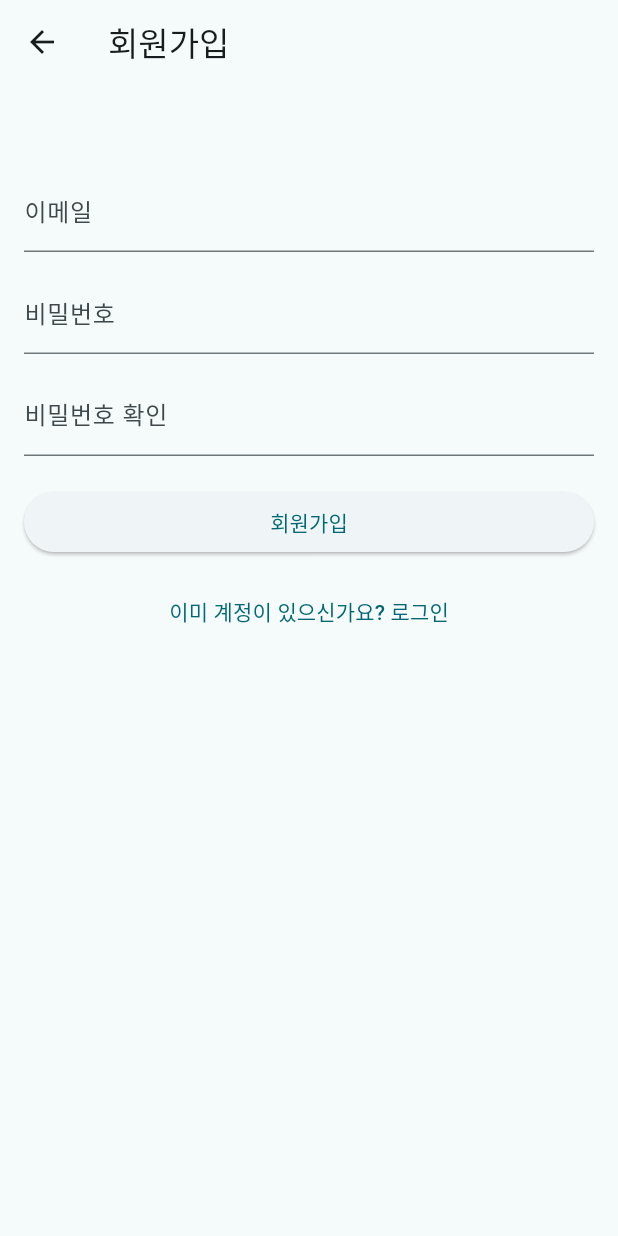
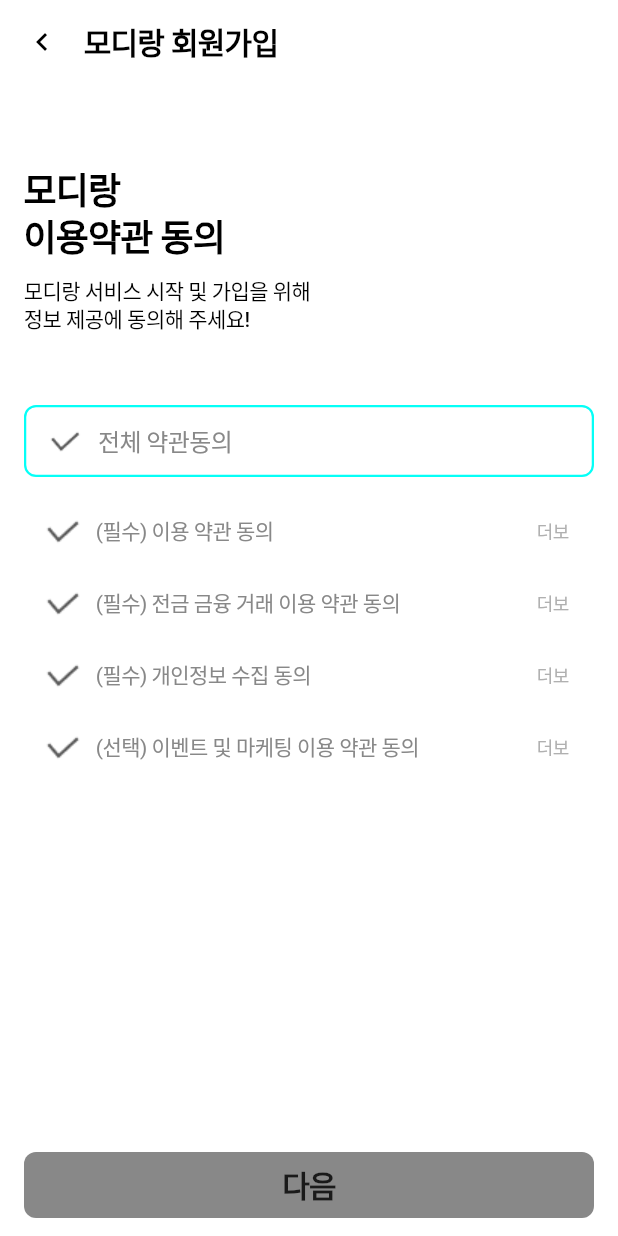
Before and after one commit to hdachan/Modir_map_platform_front, a Flutter app: the screen it shows after launch, after a tap on "회원가입", on a phone screen of 412 x 824 dp. Run offline on Flutter 3.47's test engine with Material 3 defaults, Android fonts, the phone set to English and light mode, and no system bars; our stand-ins replace firebase_core, flutter_svg, go_router, image_picker, shared_preferences, supabase_flutter; accounts and stored records are empty; generated files the repository leaves out were written again; Roboto replaces fonts that are missing (Pretendard); project files that could hold a hidden picture were left out.

Commit message:
20250504 동의화면 추가

```diff
--- /dev/null
+++ b/lib/mvvm/Auth/views/agree_screen.dart
@@ -0,0 +1,358 @@
+import 'package:flutter/material.dart';
+import 'package:go_router/go_router.dart';
+import 'package:path/path.dart';
+import 'package:url_launcher/url_launcher.dart';
+
+import 'package:go_router/go_router.dart';
+import '../../Mypage/widget/mypage_widget.dart';
+
+class AgreePage extends StatefulWidget {
+  const AgreePage({super.key});
+
+  @override
+  _AgreePageState createState() => _AgreePageState();
+}
+
+class _AgreePageState extends State<AgreePage> {
+  bool agreeToAllTerms = false; // 전체 동의
+  bool agreeToRequiredTerms1 = false; // (필수) 이용 약관 동의
+  bool agreeToRequiredTerms2 = false; // (필수) 전금 금융 거래 이용 약관 동의
+  bool agreeToRequiredTerms3 = false; // (필수) 개인정보 수집 동의
+  bool agreeToSelectTerms = false; // (선택) 이벤트 및 마케팅 이용 약관 동의
+  bool isButtonPressed = false; // 다음 버튼 활성화 여부
+
+  // 전체 동의 처리 메서드
+  void _toggleAgreement() {
+    setState(() {
+      agreeToAllTerms = !agreeToAllTerms;
+      agreeToRequiredTerms1 = agreeToAllTerms;
+      agreeToRequiredTerms2 = agreeToAllTerms;
+      agreeToRequiredTerms3 = agreeToAllTerms;
+      agreeToSelectTerms = agreeToAllTerms;
+      isButtonPressed = agreeToAllTerms; // 전체 동의 시 버튼 활성화
+    });
+  }
+
+  // (필수) 이용 약관 동의 메서드
+  void _toggleTermsAgreement() {
+    setState(() {
+      agreeToRequiredTerms1 = !agreeToRequiredTerms1;
+      isButtonPressed = agreeToRequiredTerms1 && agreeToRequiredTerms2 && agreeToRequiredTerms3;
+      agreeToAllTerms = agreeToRequiredTerms1 && agreeToRequiredTerms2 && agreeToRequiredTerms3 && agreeToSelectTerms;
+    });
+  }
+
+  // (필수) 전금 금융 거래 이용 약관 동의 메서드
+  void _toggleTermsAgreement1() {
+    setState(() {
+      agreeToRequiredTerms2 = !agreeToRequiredTerms2;
+      isButtonPressed = agreeToRequiredTerms1 && agreeToRequiredTerms2 && agreeToRequiredTerms3;
+      agreeToAllTerms = agreeToRequiredTerms1 && agreeToRequiredTerms2 && agreeToRequiredTerms3 && agreeToSelectTerms;
+    });
+  }
+
+  // (필수) 개인정보 수집 동의 메서드
+  void _toggleTermsAgreement2() {
+    setState(() {
+      agreeToRequiredTerms3 = !agreeToRequiredTerms3;
+      isButtonPressed = agreeToRequiredTerms1 && agreeToRequiredTerms2 && agreeToRequiredTerms3;
+      agreeToAllTerms = agreeToRequiredTerms1 && agreeToRequiredTerms2 && agreeToRequiredTerms3 && agreeToSelectTerms;
+    });
+  }
+
+  // (선택) 이벤트 및 마케팅 이용 약관 동의 메서드
+  void _toggleSelectTerms() {
+    setState(() {
+      agreeToSelectTerms = !agreeToSelectTerms;
+      agreeToAllTerms = agreeToRequiredTerms1 && agreeToRequiredTerms2 && agreeToRequiredTerms3 && agreeToSelectTerms;
+    });
+  }
+
+  @override
+  Widget build(BuildContext context) {
+    return Scaffold(
+      backgroundColor: Colors.white,
+      body: SafeArea(
+        child: Center(
+          child: ConstrainedBox(
+            constraints: const BoxConstraints(maxWidth: 600),
+            child: Column(
+              children: [
+                CustomAppBar(title: '모디랑 회원가입', context: context),
+                Expanded(
+                  child: Center(
+                    child: LayoutBuilder(
+                      builder: (context, constraints) {
+                        return Container(
+                          padding: const EdgeInsets.only(top: 54, right: 16, left: 16),
+                          child: Column(
+                            mainAxisAlignment: MainAxisAlignment.start,
+                            crossAxisAlignment: CrossAxisAlignment.start,
+                            children: [
+                              const Text(
+                                '모디랑\n이용약관 동의',
+                                textAlign: TextAlign.left,
+                                style: TextStyle(
+                                  color: Colors.black,
+                                  fontSize: 24,
+                                  fontFamily: 'Pretendard',
+                                  fontWeight: FontWeight.w700,
+                                  height: 1.3,
+                                  letterSpacing: -0.6,
+                                ),
+                              ),
+                              const SizedBox(height: 10),
+                              const Text(
+                                '모디랑 서비스 시작 및 가입을 위해\n정보 제공에 동의해 주세요!',
+                                textAlign: TextAlign.left,
+                                style: TextStyle(
+                                  color: Colors.black,
+                                  fontSize: 14,
+                                  fontFamily: 'Pretendard',
+                                  fontWeight: FontWeight.w500,
+                                  height: 1.3,
+                                  letterSpacing: -0.35,
+                                ),
+                              ),
+                              const SizedBox(height: 48),
+                              InkWell(
+                                onTap: _toggleAgreement,
+                                child: Container(
+                                  height: 48,
+                                  decoration: BoxDecoration(
+                                    color: agreeToAllTerms ? const Color(0xFF05FFF7) : Colors.transparent,
+                                    border: Border.all(
+                                      width: 1.5,
+                                      color: Color(0xFF05FFF7),
+                                    ),
+                                    borderRadius: BorderRadius.circular(8),
+                                  ),
+                                  child: Padding(
+                                    padding: const EdgeInsets.symmetric(vertical: 10, horizontal: 12),
+                                    child: Row(
+                                      children: [
+                                        Container(
+                                          width: 28,
+                                          height: 28,
+                                          decoration: BoxDecoration(
+                                            image: DecorationImage(
+                                              image: AssetImage(
+                                                agreeToAllTerms
+                                                    ? 'assets/image/checkOn_icon.png'
+                                                    : 'assets/image/Oncheck_icon.png',
+                                              ),
+                                            ),
+                                          ),
+                                        ),
+                                        const SizedBox(width: 8),
+                                        Text(
+                                          '전체 약관동의',
+                                          style: TextStyle(
+                                            color: agreeToAllTerms ? const Color(0xFF242424) : const Color(0xFF888888),
+                                            fontSize: 16,
+                                            fontFamily: 'Pretendard',
+                                            fontWeight: FontWeight.w500,
+                                            height: 1.0,
+                                            letterSpacing: -0.40,
+                                          ),
+                                        ),
+                                      ],
+                                    ),
+                                  ),
+                                ),
+                              ),
+                              const SizedBox(height: 12),
+                              Row(
+                                children: [
+                                  AgreementButton(
+                                    isAgreed: agreeToRequiredTerms1,
+                                    text: '(필수) 이용 약관 동의',
+                                    checkedImage: 'assets/image/check_icon.png',
+                                    uncheckedImage: 'assets/image/Oncheck_icon.png',
+                                    onTap: _toggleTermsAgreement,
+                                  ),
+                                  MoreButton(context),
+                                ],
+                              ),
+                              Row(
+                                children: [
+                                  AgreementButton(
+                                    isAgreed: agreeToRequiredTerms2,
+                                    text: '(필수) 전금 금융 거래 이용 약관 동의',
+                                    checkedImage: 'assets/image/check_icon.png',
+                                    uncheckedImage: 'assets/image/Oncheck_icon.png',
+                                    onTap: _toggleTermsAgreement1,
+                                  ),
+                                  MoreButton(context),
+                                ],
+                              ),
+                              Row(
+                                children: [
+                                  AgreementButton(
+                                    isAgreed: agreeToRequiredTerms3,
+                                    text: '(필수) 개인정보 수집 동의',
+                                    checkedImage: 'assets/image/check_icon.png',
+                                    uncheckedImage: 'assets/image/Oncheck_icon.png',
+                                    onTap: _toggleTermsAgreement2,
+                                  ),
+                                  MoreButton(context),
+                                ],
+                              ),
+                              Row(
+                                children: [
+                                  AgreementButton(
+                                    isAgreed: agreeToSelectTerms,
+                                    text: '(선택) 이벤트 및 마케팅 이용 약관 동의',
+                                    checkedImage: 'assets/image/check_icon.png',
+                                    uncheckedImage: 'assets/image/Oncheck_icon.png',
+                                    onTap: _toggleSelectTerms,
+                                  ),
+                                  MoreButton(context),
+                                ],
+                              ),
+                            ],
+                          ),
+                        );
+                      },
+                    ),
+                  ),
+                ),
+              ],
+            ),
+          ),
+        ),
+      ),
+      bottomNavigationBar: bottomBar(isButtonPressed, context),
+    );
+  }
+}
+
+Widget bottomBar(bool isButtonPressed, BuildContext context) {
+  return Container(
+    height: 68,
+    child: Center(
+      child: ConstrainedBox(
+        constraints: const BoxConstraints(maxWidth: 600),
+        child: Container(
+          padding: const EdgeInsets.symmetric(vertical: 12, horizontal: 16),
+          child: Row(
+            mainAxisAlignment: MainAxisAlignment.center,
+            children: [
+              Expanded(
+                child: MaterialButton(
+                  onPressed: isButtonPressed
+                      ? () {
+                    context.go('/login/agree/signup');
+                  }
+                      : null,
+                  color: isButtonPressed ? const Color(0xFF05FFF7) : const Color(0xFFAFA6FF),
+                  disabledColor: const Color(0xFF888888), // 비활성화 상태 색상 명시
+                  shape: RoundedRectangleBorder(
+                    borderRadius: BorderRadius.circular(8),
+                  ),
+                  height: 44, // 버튼 높이 조정
+                  child: const Text(
+                    '다음',
+                    style: TextStyle(
+                      color: Color(0xFF1A1A1A),
+                      fontFamily: 'Pretendard',
+                      fontWeight: FontWeight.w700,
+                      height: 1.0,
+                      letterSpacing: -0.5,
+                      fontSize: 20,
+                    ),
+                    textAlign: TextAlign.center,
+                  ),
+                ),
+              ),
+            ],
+          ),
+        ),
+      ),
+    ),
+  );
+}
+
+Widget MoreButton(BuildContext context) {
+  return Container(
+    width: 31,
+    height: 24,
+    margin: const EdgeInsets.only(right: 12),
+    padding: const EdgeInsets.symmetric(vertical: 6),
+    child: TextButton(
+      style: TextButton.styleFrom(
+        padding: EdgeInsets.zero,
+        tapTargetSize: MaterialTapTargetSize.shrinkWrap,
+      ),
+      onPressed: () async {
+        const url = 'https://holybaits-modir.notion.site/132a2688a39a8092bdefcea510e0fd86';
+        final uri = Uri.parse(url);
+        if (await canLaunchUrl(uri)) {
+          await launchUrl(uri);
+        } else {
+          ScaffoldMessenger.of(context).showSnackBar(
+            const SnackBar(content: Text('링크를 열 수 없습니다.')),
+          );
+        }
+      },
+      child: const Text(
+        '더보기',
+        textAlign: TextAlign.center,
+        style: TextStyle(
+          color: Color(0xFFB0B0B0),
+          fontSize: 12,
+          fontFamily: 'Pretendard',
+          fontWeight: FontWeight.w400,
+          decoration: TextDecoration.underline,
+          decorationColor: Color(0xFFB0B0B0),
+          height: 1,
+          letterSpacing: -0.3,
+        ),
+      ),
+    ),
+  );
+}
+
+Widget AgreementButton({
+  required bool isAgreed,
+  required String text,
+  required String checkedImage,
+  required String uncheckedImage,
+  required VoidCallback onTap,
+}) {
+  return Expanded(
+    child: InkWell(
+      onTap: onTap,
+      child: Container(
+        padding: const EdgeInsets.symmetric(vertical: 10, horizontal: 12),
+        height: 48,
+        child: Row(
+          children: [
+            Container(
+              width: 28,
+              height: 28,
+              decoration: BoxDecoration(
+                image: DecorationImage(
+                  image: AssetImage(isAgreed ? checkedImage : uncheckedImage),
+                ),
+              ),
+            ),
+            const SizedBox(width: 8),
+            Text(
+              text,
+              textAlign: TextAlign.center,
+              style: TextStyle(
+                color: isAgreed ? Colors.black : const Color(0xFF888888),
+                fontSize: 14,
+                fontFamily: 'Pretendard',
+                fontWeight: FontWeight.w400,
+                height: 1.0,
+                letterSpacing: -0.35,
+              ),
+            ),
+          ],
+        ),
+      ),
+    ),
+  );
+}
--- a/lib/mvvm/Auth/views/auth_selection_screen.dart
+++ b/lib/mvvm/Auth/views/auth_selection_screen.dart
@@ -1,7 +1,7 @@
 import 'package:flutter/material.dart';
+import 'package:go_router/go_router.dart';
 
 import '../widget/auth_widget.dart';
-import 'SignUpPage.dart';
 import 'login_screen.dart';
 
 
@@ -96,10 +96,7 @@
                             height: 32,
                             child: TextButton(
                               onPressed: () {
-                                Navigator.push(
-                                  context,
-                                  MaterialPageRoute(builder: (context) => const SignUpPage()),
-                                );
+                                context.go('/login/agree');
                               },
                               child: const Text(
                                 '회원가입',
```
